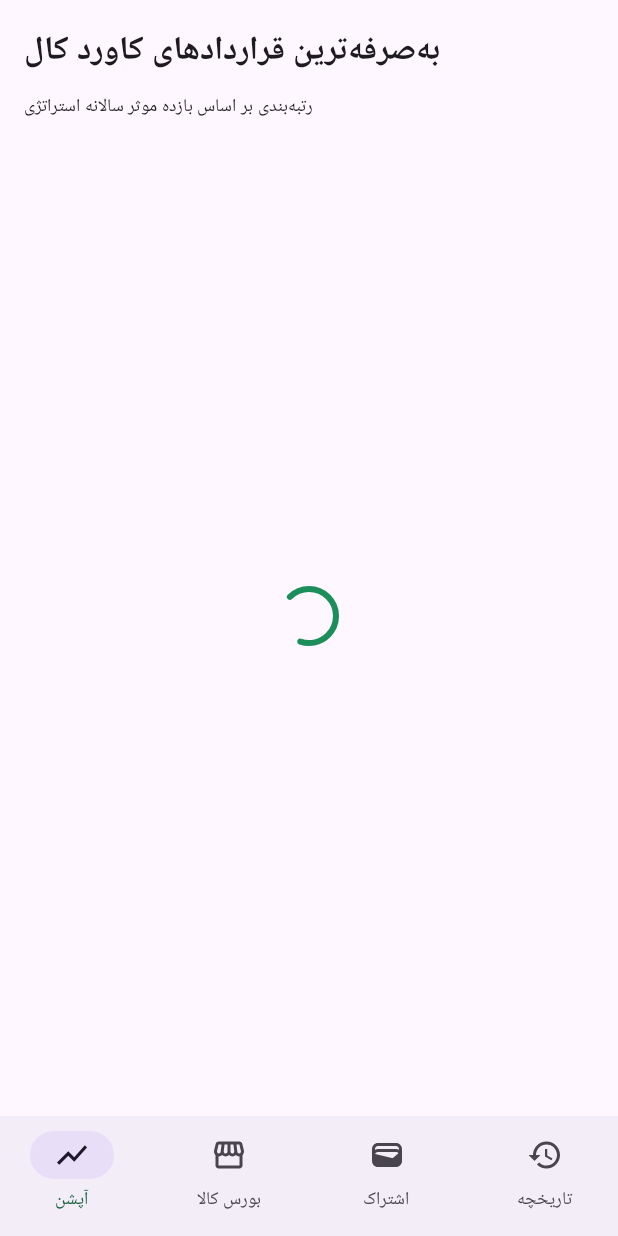
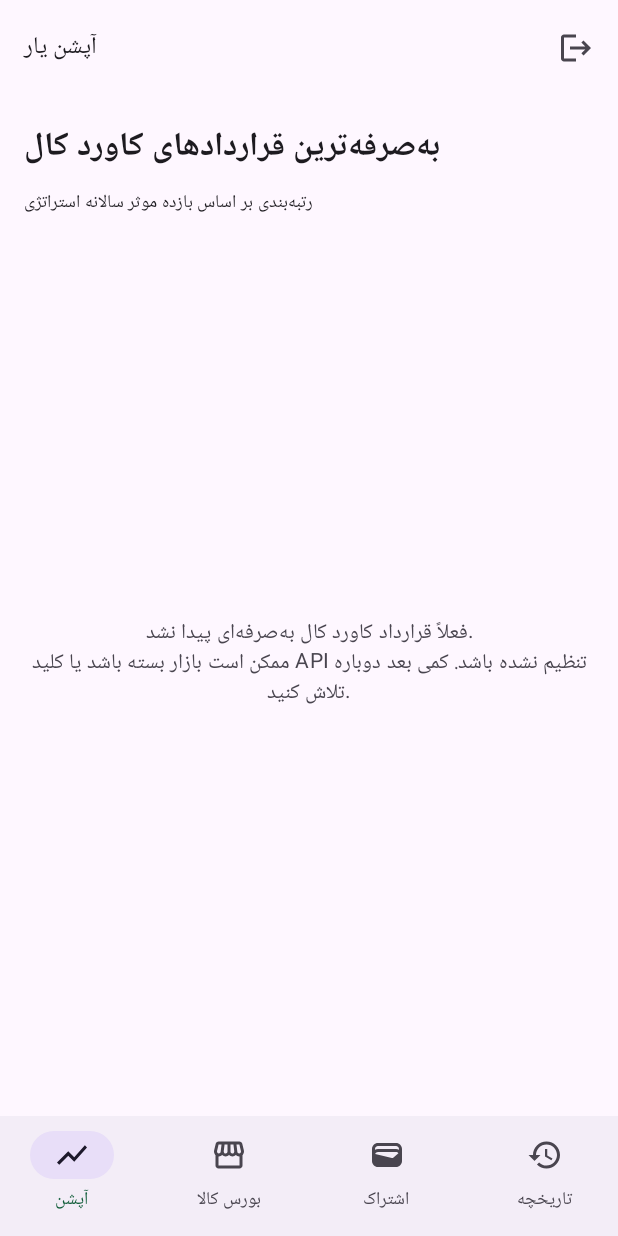
Before and after one commit to mohammadmarghzari/covered-call-app, an Android app built with Jetpack Compose: the OptionsMarketScreen screen opened through its navigation route, on a phone screen of 412 x 824 dp. Run offline under Robolectric (Android 15) with nearby library versions, the phone set to English and light mode, and no system bars; our stand-ins replace Firebase (no records; nobody signed in at launch, a user with empty details on screens opened directly), Room's generated code.

Commit message:
Complete commodity market data, empty/error states, and sign-out
- Add live commodity (gold/coin) data from BrsApi Gold_Currency endpoint;
  rename BrsApiOptionRepository to BrsApiMarketRepository (serves both markets)
- Replace infinite loading spinners with proper loading/empty/error states
  on options and commodity screens (shared EmptyState composable)
- Add sign-out action in a top app bar showing the current account
- Format PnL chart values with thousands separators
- Build APK on claude/** branches and PRs, not only main
- Update README to reflect real data sources and sign-out

Co-Authored-By: Claude Opus 4.8 <noreply@anthropic.com>
Claude-Session: https://claude.ai/code/session_01WcfYFeQQTkkD6cGGM8HBMV

```diff
--- a/app/src/main/java/com/marghazari/coveredcall/MainActivity.kt
+++ b/app/src/main/java/com/marghazari/coveredcall/MainActivity.kt
@@ -3,8 +3,10 @@ package com.marghazari.coveredcall
 import android.os.Bundle
 import androidx.activity.ComponentActivity
 import androidx.activity.compose.setContent
+import androidx.compose.foundation.layout.Column
 import androidx.compose.foundation.layout.padding
 import androidx.compose.material.icons.Icons
+import androidx.compose.material.icons.automirrored.filled.Logout
 import androidx.compose.material.icons.filled.History
 import androidx.compose.material.icons.filled.ShowChart
 import androidx.compose.material.icons.filled.Storefront
@@ -25,7 +27,7 @@ import com.marghazari.coveredcall.data.model.AppUser
 import com.marghazari.coveredcall.data.model.CommodityContract
 import com.marghazari.coveredcall.data.model.OptionContract
 import com.marghazari.coveredcall.data.repository.MarketRepository
-import com.marghazari.coveredcall.data.repository.BrsApiOptionRepository
+import com.marghazari.coveredcall.data.repository.BrsApiMarketRepository
 import com.marghazari.coveredcall.data.repository.UserRepository
 import com.marghazari.coveredcall.ui.screens.*
 import com.marghazari.coveredcall.ui.theme.CoveredCallTheme
@@ -44,7 +46,7 @@ class MainActivity : ComponentActivity() {
 
     private val authClient by lazy { GoogleAuthClient(this) }
     private val userRepository by lazy { UserRepository() }
-    private val marketRepository: MarketRepository by lazy { BrsApiOptionRepository() }
+    private val marketRepository: MarketRepository by lazy { BrsApiMarketRepository() }
 
     override fun onCreate(savedInstanceState: Bundle?) {
         super.onCreate(savedInstanceState)
@@ -58,6 +60,7 @@ class MainActivity : ComponentActivity() {
     }
 }
 
+@OptIn(ExperimentalMaterial3Api::class)
 @Composable
 private fun AppRoot(
     authClient: GoogleAuthClient,
@@ -104,7 +107,39 @@ private fun AppRoot(
     val isSubscribed = appUser?.isSubscribed == true &&
         (appUser?.subscriptionExpiryMillis ?: 0L) > System.currentTimeMillis()
 
+    val userLabel = appUser?.displayName?.takeIf { it.isNotBlank() }
+        ?: appUser?.email?.takeIf { it.isNotBlank() }
+        ?: authClient.currentUser()?.email
+        ?: ""
+
     Scaffold(
+        topBar = {
+            TopAppBar(
+                title = {
+                    Column {
+                        Text("آپشن یار", style = MaterialTheme.typography.titleMedium)
+                        if (userLabel.isNotBlank()) {
+                            Text(
+                                userLabel,
+                                style = MaterialTheme.typography.bodySmall,
+                                color = MaterialTheme.colorScheme.onSurfaceVariant
+                            )
+                        }
+                    }
+                },
+                actions = {
+                    IconButton(onClick = {
+                        authClient.signOut()
+                        currentUid = null
+                    }) {
+                        Icon(
+                            Icons.AutoMirrored.Filled.Logout,
+                            contentDescription = "خروج از حساب"
+                        )
+                    }
+                }
+            )
+        },
         bottomBar = { BottomBar(navController) }
     ) { padding ->
         NavHost(
--- a/app/src/main/java/com/marghazari/coveredcall/ui/screens/OptionsMarketScreen.kt
+++ b/app/src/main/java/com/marghazari/coveredcall/ui/screens/OptionsMarketScreen.kt
@@ -21,10 +21,10 @@ fun OptionsMarketScreen(
     onContractViewed: (OptionContract) -> Unit
 ) {
     val contracts by marketRepository.observeOptionContracts()
-        .collectAsState(initial = emptyList())
+        .collectAsState(initial = null)
 
     val bestContracts = remember(contracts) {
-        CoveredCallCalculator.rankBestContracts(contracts)
+        contracts?.let { CoveredCallCalculator.rankBestContracts(it) } ?: emptyList()
     }
 
     Column(modifier = Modifier.fillMaxSize().padding(16.dp)) {
@@ -40,11 +40,19 @@ fun OptionsMarketScreen(
         )
         Spacer(modifier = Modifier.height(12.dp))
 
-        if (contracts.isEmpty()) {
+        when {
+            contracts == null -> {
                 Box(modifier = Modifier.fillMaxSize(), contentAlignment = Alignment.Center) {
                     CircularProgressIndicator()
                 }
-        } else {
+            }
+            bestContracts.isEmpty() -> {
+                EmptyState(
+                    "فعلاً قرارداد کاورد کال به‌صرفه‌ای پیدا نشد.\n" +
+                        "ممکن است بازار بسته باشد یا کلید API تنظیم نشده باشد. کمی بعد دوباره تلاش کنید."
+                )
+            }
+            else -> {
                 LazyColumn(verticalArrangement = Arrangement.spacedBy(10.dp)) {
                     items(bestContracts) { result ->
                         CoveredCallCard(
@@ -57,6 +65,19 @@ fun OptionsMarketScreen(
                     }
                 }
             }
+        }
+    }
+}
+
+@Composable
+fun EmptyState(message: String) {
+    Box(modifier = Modifier.fillMaxSize(), contentAlignment = Alignment.Center) {
+        Text(
+            message,
+            style = MaterialTheme.typography.bodyMedium,
+            color = MaterialTheme.colorScheme.onSurfaceVariant,
+            textAlign = androidx.compose.ui.text.style.TextAlign.Center
+        )
     }
 }
 
--- a/app/src/main/java/com/marghazari/coveredcall/ui/screens/PnlChartScreen.kt
+++ b/app/src/main/java/com/marghazari/coveredcall/ui/screens/PnlChartScreen.kt
@@ -31,7 +31,7 @@ fun PnlChartScreen(contract: OptionContract) {
         )
         Spacer(Modifier.height(4.dp))
         Text(
-            text = "سهم پایه: ${contract.underlyingSymbol} | قیمت اعمال: ${contract.strikePrice} ریال",
+            text = "سهم پایه: ${contract.underlyingSymbol} | قیمت اعمال: ${formatRial(contract.strikePrice)}",
             style = MaterialTheme.typography.bodySmall,
             color = MaterialTheme.colorScheme.onSurfaceVariant
         )
@@ -111,8 +111,8 @@ fun PnlChartScreen(contract: OptionContract) {
             Spacer(Modifier.height(16.dp))
             Card(modifier = Modifier.fillMaxWidth()) {
                 Column(Modifier.padding(16.dp)) {
-                    InfoRow("نقطه سر به سر", "${result.breakEvenPrice} ریال")
-                    InfoRow("حداکثر سود در سررسید", "${result.maxProfitIfExercised} ریال")
+                    InfoRow("نقطه سر به سر", formatRial(result.breakEvenPrice))
+                    InfoRow("حداکثر سود در سررسید", formatRial(result.maxProfitIfExercised))
                     InfoRow("بازده ایستا", "%.2f%%".format(result.staticReturnPercent))
                     InfoRow("بازده موثر سالانه", "%.2f%%".format(result.annualizedReturnPercent))
                 }
```
Also changed, not shown: app/src/main/java/com/marghazari/coveredcall/data/repository/BrsApiMarketRepository.kt (added, +227 -0 lines), app/src/main/java/com/marghazari/coveredcall/data/repository/BrsApiOptionRepository.kt (deleted, +0 -105 lines), app/src/main/java/com/marghazari/coveredcall/ui/screens/CommodityMarketScreen.kt (+20 -4 lines), 2 other files. Lines whose indentation alone changed are shown as unchanged.
